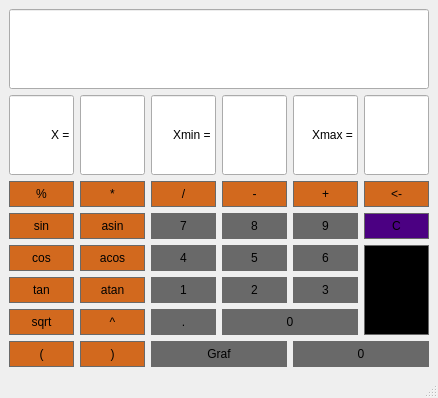
Above: src/calc/calculator.ui from dimas4ik111/SmartCalculator before the change. Below: the same form after it.
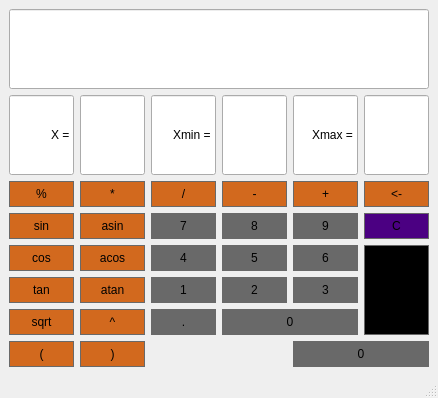
That is the form after the change.

The edit to the form file:
```diff
--- a/src/calc/calculator.ui
+++ b/src/calc/calculator.ui
@@ -419,32 +419,6 @@
       </property>
      </widget>
     </item>
-    <item row="8" column="2" colspan="2">
-     <widget class="QPushButton" name="ButtonGraf">
-      <property name="sizePolicy">
-       <sizepolicy hsizetype="Ignored" vsizetype="Ignored">
-        <horstretch>0</horstretch>
-        <verstretch>0</verstretch>
-       </sizepolicy>
-      </property>
-      <property name="styleSheet">
-       <string notr="true">QPushButton {
-	background-color: #696969;
-	border: 1px solid #696969;
-	padding: 5px;
-}
-
-QPushButton:pressed {
-	background-color: #DCDCDC;
-	border: 1px solid #696969;
-	padding: 5px;
-}</string>
-      </property>
-      <property name="text">
-       <string>Graf</string>
-      </property>
-     </widget>
-    </item>
     <item row="4" column="0">
      <widget class="QPushButton" name="ButtonSin">
       <property name="styleSheet">
```
